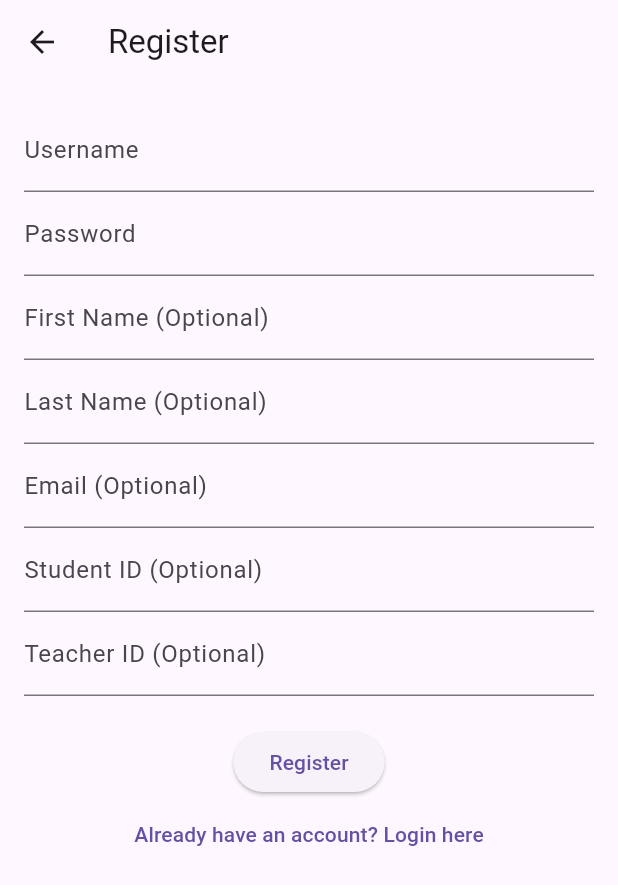
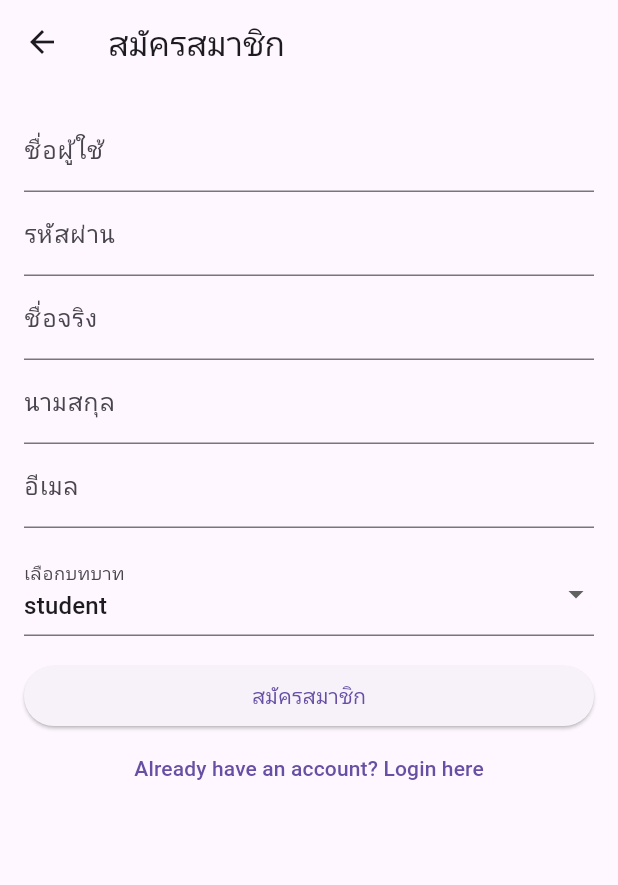
Before and after one commit to Threeraput/The_Fucking_final_Project, a Flutter app: the RegisterScreen screen opened by its route, on a phone screen of 412 x 824 dp. Shown: the top 885 px of the screen. Run offline on Flutter 3.47's test engine with Material 3 defaults, Android fonts, the phone set to English and light mode, and no system bars; our stand-ins replace shared_preferences; accounts and stored records are empty.

Commit message:
role with generate id complete

```diff
--- a/frontend/lib/screens/register_screen.dart
+++ b/frontend/lib/screens/register_screen.dart
@@ -1,17 +1,18 @@
 // lib/screens/register_screen.dart
-
 import 'package:flutter/material.dart';
+//import 'package:http/http.dart' as http;
+//import 'dart:convert';
+//import 'dart:math'; // เพิ่ม import นี้
 import '../services/auth_service.dart';
 import '../models/users.dart'; // *** ตรวจสอบให้แน่ใจว่า import นี้มีอยู่และถูกต้อง ***
 
 class RegisterScreen extends StatefulWidget {
-  const RegisterScreen({super.key});
-
   @override
   _RegisterScreenState createState() => _RegisterScreenState();
 }
 
 class _RegisterScreenState extends State<RegisterScreen> {
+  final _formKey = GlobalKey<FormState>();
   final _usernameController = TextEditingController();
   final _passwordController = TextEditingController();
   final _firstNameController = TextEditingController();
@@ -20,10 +21,23 @@ class _RegisterScreenState extends State<RegisterScreen> {
   final _studentIdController = TextEditingController();
   final _teacherIdController = TextEditingController();
 
+  // เพิ่มตัวแปรสำหรับเก็บ role ที่เลือก
+  String? _selectedRole;
   String? _message;
   bool _isLoading = false;
 
+  // รายการ role ที่มีให้เลือก
+  final List<String> _roles = ['student', 'teacher'];
+
   Future<void> _register() async {
+    if (_formKey.currentState!.validate()) {
+      if (_selectedRole == null) {
+        ScaffoldMessenger.of(
+          context,
+        ).showSnackBar(SnackBar(content: Text('กรุณาเลือกบทบาท')));
+        return;
+      }
+
       setState(() {
         _isLoading = true;
         _message = null;
@@ -32,110 +46,120 @@ class _RegisterScreenState extends State<RegisterScreen> {
       final userData = {
         'username': _usernameController.text,
         'password': _passwordController.text,
-      'first_name': _firstNameController.text.isNotEmpty
-          ? _firstNameController.text
-          : null,
-      'last_name': _lastNameController.text.isNotEmpty
-          ? _lastNameController.text
-          : null,
-      'email': _emailController.text.isNotEmpty ? _emailController.text : null,
-      'student_id': _studentIdController.text.isNotEmpty
-          ? _studentIdController.text
-          : null,
-      'teacher_id': _teacherIdController.text.isNotEmpty
-          ? _teacherIdController.text
-          : null,
+        'first_name': _firstNameController.text,
+        'last_name': _lastNameController.text,
+        'email': _emailController.text,
+        'role': _selectedRole, // ส่ง role ไปให้ Backend
+
       };
 
+      // ลบโค้ดนี้ออกถ้าคุณต้องการให้ Backend เป็นคน generate ID
+      // 'student_id': _selectedRole == 'student' ? _generatedId : null,
+      // 'teacher_id': _selectedRole == 'teacher' ? _generatedId : null,
+      // ถ้าคุณไม่ต้องการให้ Frontend ส่ง student_id หรือ teacher_id ไปเอง ให้ลบ field เหล่านี้ออก
+
       try {
-      // --- ส่วนที่แก้ไข: รับค่า User ที่ลงทะเบียนสำเร็จกลับมา ---
         User newUser = await AuthService.register(userData);
-      // --------------------------------------------------------
-
-      setState(() {
-        _message =
-            'Registration successful! An OTP has been sent to your email.'; // เปลี่ยนข้อความ
-        _usernameController.clear();
-        _passwordController.clear();
-        _firstNameController.clear();
-        _lastNameController.clear();
-        _emailController.clear();
-        _studentIdController.clear();
-        _teacherIdController.clear();
-      });
         ScaffoldMessenger.of(context).showSnackBar(
           SnackBar(
             content: Text(
-            'Registration successful! Please verify your email with OTP.',
-          ), // เปลี่ยนข้อความ
+              'สมัครสมาชิกสำเร็จ! โปรดตรวจสอบอีเมลเพื่อยืนยันบัญชี',
+            ),
           ),
         );
-      await Future.delayed(Duration(seconds: 2));
-
-      // --- ส่วนที่แก้ไข: เปลี่ยนเส้นทางไปที่ '/verify-otp' และส่ง email ไปด้วย ---
-      Navigator.of(context).pushReplacementNamed(
-        '/verify-otp',
-        arguments: newUser
-            .email, // ส่งอีเมลไปเป็น argument เพื่อให้หน้า OTP รู้ว่าต้อง Verify ของใคร
-      );
-      // ----------------------------------------------------------------------
+        Navigator.of(
+          context,
+        ).pushReplacementNamed('/verify-otp', arguments: newUser.email);
       } catch (e) {
-      setState(() {
-        _message = e.toString().replaceFirst('Exception: ', '');
-      });
+        ScaffoldMessenger.of(
+          context,
+        ).showSnackBar(SnackBar(content: Text(e.toString())));
       } finally {
         setState(() {
           _isLoading = false;
         });
       }
     }
+  }
+
+  @override
+  void initState() {
+    super.initState();
+    _selectedRole = _roles.first; // ตั้งค่าเริ่มต้นเมื่อหน้าจอโหลด
+  }
 
   @override
   Widget build(BuildContext context) {
     return Scaffold(
-      appBar: AppBar(title: Text('Register')),
+      appBar: AppBar(title: Text('สมัครสมาชิก')),
       body: Padding(
         padding: const EdgeInsets.all(16.0),
-        child: SingleChildScrollView(
-          child: Column(
+        child: Form(
+          key: _formKey,
+          child: ListView(
             children: [
-              TextField(
+              TextFormField(
                 controller: _usernameController,
-                decoration: InputDecoration(labelText: 'Username'),
+                decoration: InputDecoration(labelText: 'ชื่อผู้ใช้'),
+                validator: (value) =>
+                    value!.isEmpty ? 'โปรดระบุชื่อผู้ใช้' : null,
               ),
-              TextField(
+              TextFormField(
                 controller: _passwordController,
-                decoration: InputDecoration(labelText: 'Password'),
+                decoration: InputDecoration(labelText: 'รหัสผ่าน'),
                 obscureText: true,
+                validator: (value) =>
+                    value!.isEmpty ? 'โปรดระบุรหัสผ่าน' : null,
               ),
-              TextField(
+              TextFormField(
                 controller: _firstNameController,
-                decoration: InputDecoration(labelText: 'First Name (Optional)'),
+                decoration: InputDecoration(labelText: 'ชื่อจริง'),
+                validator: (value) =>
+                    value!.isEmpty ? 'โปรดระบุชื่อจริง' : null,
               ),
-              TextField(
+              TextFormField(
                 controller: _lastNameController,
-                decoration: InputDecoration(labelText: 'Last Name (Optional)'),
+                decoration: InputDecoration(labelText: 'นามสกุล'),
+                validator: (value) =>
+                    value!.isEmpty ? 'โปรดระบุชื่อนามสกุล' : null,
               ),
-              TextField(
+              TextFormField(
                 controller: _emailController,
-                decoration: InputDecoration(labelText: 'Email (Optional)'),
+                decoration: InputDecoration(labelText: 'อีเมล'),
                 keyboardType: TextInputType.emailAddress,
+                validator: (value) => value!.isEmpty ? 'โปรดระบุอีเมล' : null,
               ),
-              TextField(
-                controller: _studentIdController,
-                decoration: InputDecoration(labelText: 'Student ID (Optional)'),
+              SizedBox(height: 16),
+              // Dropdown สำหรับเลือก Role
+              DropdownButtonFormField<String>(
+                value: _selectedRole,
+                decoration: InputDecoration(labelText: 'เลือกบทบาท'),
+                items: _roles.map<DropdownMenuItem<String>>((String role) {
+                  return DropdownMenuItem<String>(
+                    value: role,
+                    child: Text(role),
+                  );
+                }).toList(),
+                onChanged: (String? newValue) {
+                  if (newValue != null) {
+                    setState(() {
+                      _selectedRole = newValue;
+                    });
+                  }
+                },
+                validator: (value) => value == null ? 'โปรดเลือกบทบาท' : null,
               ),
-              TextField(
-                controller: _teacherIdController,
-                decoration: InputDecoration(labelText: 'Teacher ID (Optional)'),
-              ),
-              SizedBox(height: 20),
-              _isLoading
-                  ? CircularProgressIndicator()
-                  : ElevatedButton(
-                      onPressed: _register,
-                      child: Text('Register'),
-                    ),
+              SizedBox(height: 16),
+              // ลบโค้ดส่วนนี้ออกถ้าต้องการให้ Backend เป็นคน Generate ID
+              // แสดง Generated ID
+              // if (_generatedId != null)
+              //   Text(
+              //     'Generated ID: $_generatedId',
+              //     style: TextStyle(fontWeight: FontWeight.bold),
+              //   ),
+              // SizedBox(height: 16),
+              // และลบ TextField สำหรับ student_id และ teacher_id ออก
+              ElevatedButton(onPressed: _register, child: Text('สมัครสมาชิก')),
               if (_message != null)
                 Padding(
                   padding: const EdgeInsets.all(8.0),
```
Also changed, not shown: 3 other files. Lines whose indentation alone changed are shown as unchanged.
